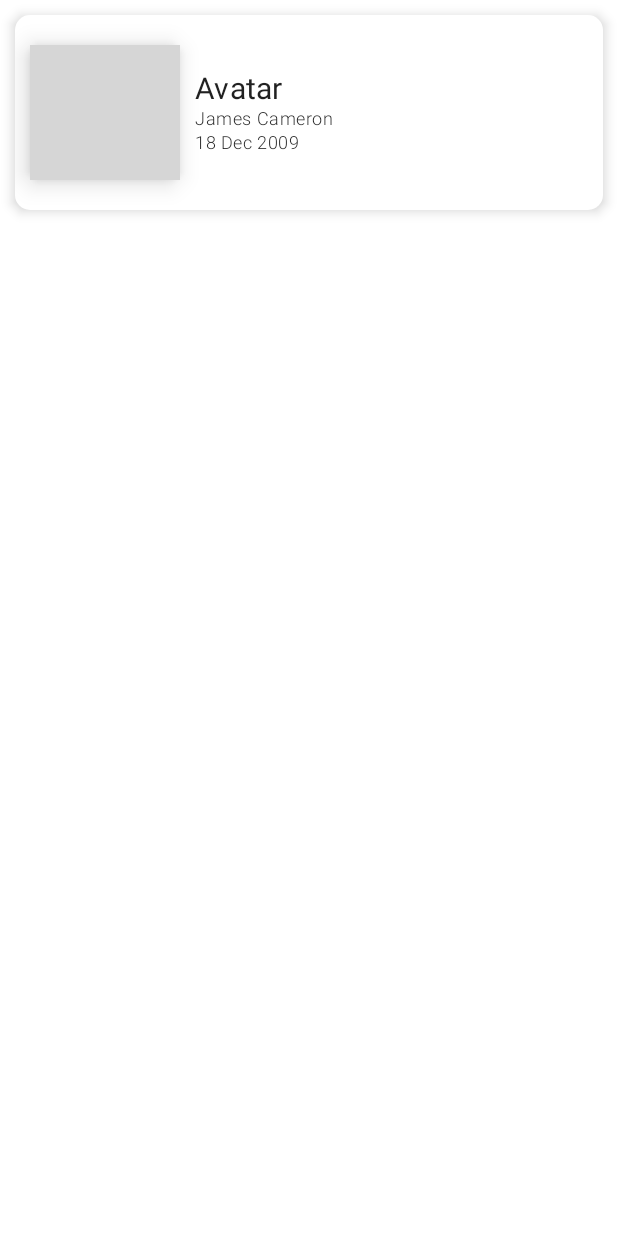
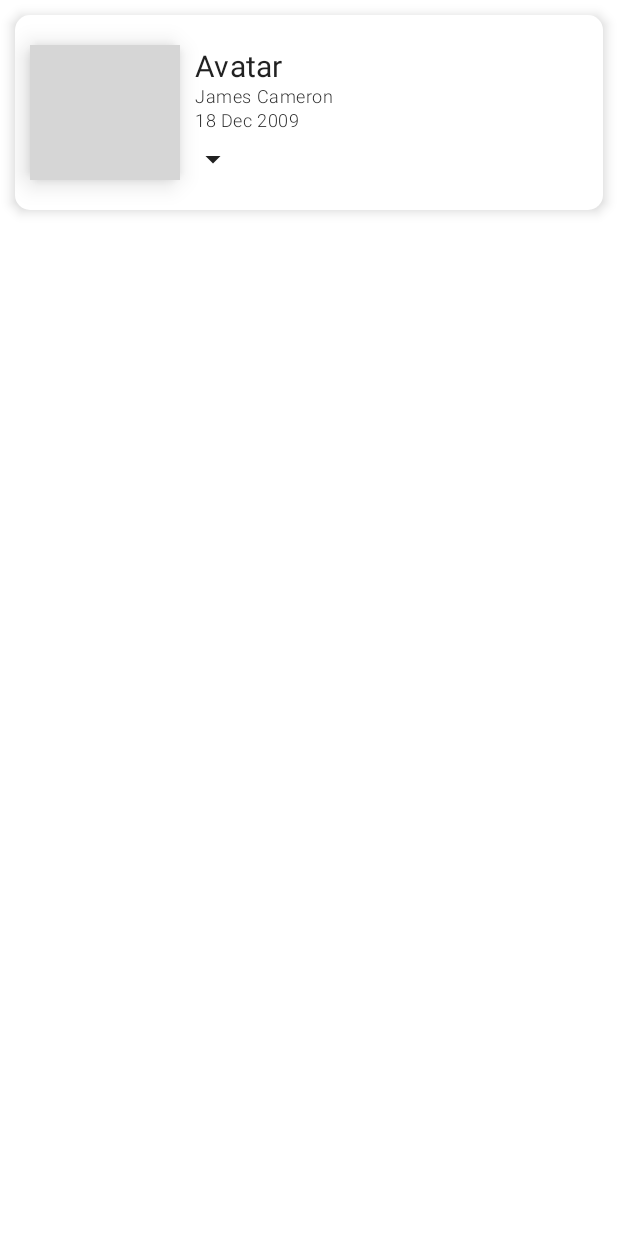
Before and after one commit to skBasavaraj/tutorial-jetcompose, an Android app built with Jetpack Compose: the composable movieCard called with sample values from the repository, on a phone screen of 412 x 824 dp. Run offline under Robolectric (Android 15) with nearby library versions, the phone set to English and light mode, and no system bars; pictures from the network do not load; grey boxes are pictures that could not be loaded.

Commit message:
first commit

```diff
--- a/app/src/main/java/com/vsyninfo/movie/Screens/home/HomeScreen.kt
+++ b/app/src/main/java/com/vsyninfo/movie/Screens/home/HomeScreen.kt
@@ -3,6 +3,7 @@ package com.vsyninfo.movie.Screens.home
 import android.util.Log
 import androidx.activity.ComponentActivity
 import androidx.activity.compose.setContent
+import androidx.compose.animation.AnimatedVisibility
 import androidx.compose.foundation.border
 import androidx.compose.foundation.clickable
 import androidx.compose.foundation.layout.*
@@ -14,12 +15,14 @@ import androidx.compose.foundation.shape.RoundedCornerShape
 import androidx.compose.material.*
 import androidx.compose.material.icons.Icons
 import androidx.compose.material.icons.filled.AccountCircle
-import androidx.compose.runtime.Composable
+import androidx.compose.material.icons.filled.ArrowDropDown
+import androidx.compose.runtime.*
 import androidx.compose.ui.Alignment
 import androidx.compose.ui.Modifier
 import androidx.compose.ui.draw.clip
 import androidx.compose.ui.graphics.Color
 import androidx.compose.ui.graphics.Shape
+import androidx.compose.ui.graphics.painter.Painter
 import androidx.compose.ui.layout.ContentScale
 import androidx.compose.ui.platform.LocalContext
 import androidx.compose.ui.res.painterResource
@@ -82,6 +85,9 @@ fun movieCard(
     s: Movie, onITemCil
     : (Movie) -> Unit = {}
 ) {
+    var expanded by remember{
+        mutableStateOf(false)
+     }
     Card(modifier = Modifier
         .fillMaxWidth()
         .height(150.dp)
@@ -135,6 +141,29 @@ fun movieCard(
                     fontWeight = FontWeight.W300,
                     fontFamily = FontFamily.SansSerif
                 )
+                AnimatedVisibility(visible =expanded) {
+                    Column() {
+                        Text(
+                            text = "${s.imdbRating}",
+                            style =MaterialTheme.typography.caption,
+                            fontWeight = FontWeight.W200,
+                            fontFamily = FontFamily.SansSerif
+                        )
+                        Text(
+                            text = "${s.imdbVotes}",
+                            style =MaterialTheme.typography.caption,
+                            fontWeight = FontWeight.W200,
+                            fontFamily = FontFamily.SansSerif
+                        )
+                    }
+                }
+                Icon(imageVector = Icons.Filled.ArrowDropDown,
+                contentDescription = "",
+                modifier = Modifier
+                    .padding(top = 5.dp)
+                    .clickable {
+                        expanded = !expanded
+                    })
             }
 
 
```
